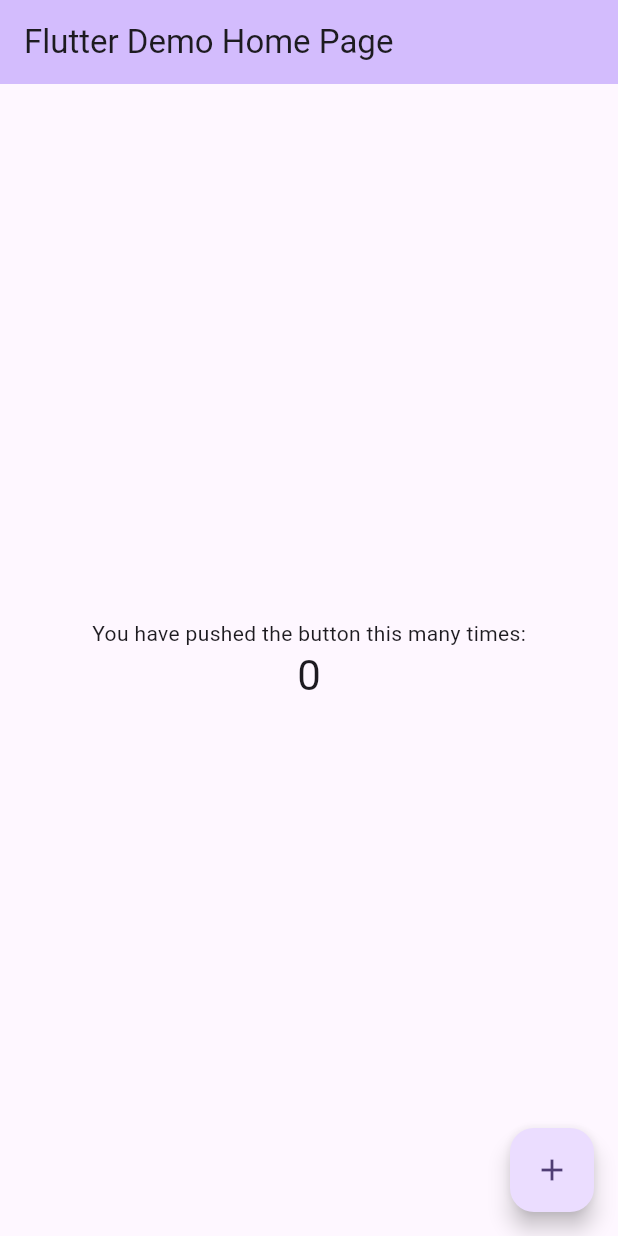
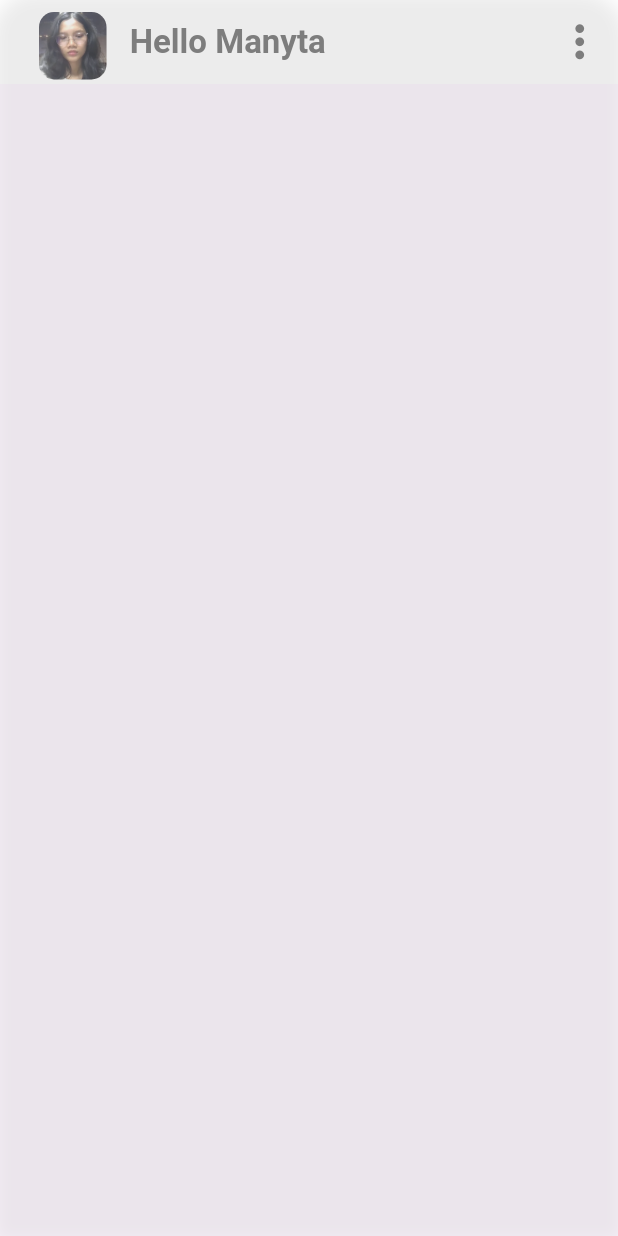
Before and after one commit to ReamDaly/ForgetNot, a Flutter app: the screen it shows after launch, on a phone screen of 412 x 824 dp. Run offline on Flutter 3.47's test engine with Material 3 defaults, Android fonts, the phone set to English and light mode, and no system bars.

Commit message:
second commit

```diff
--- /dev/null
+++ b/lib/Screens/HomePage.dart
@@ -0,0 +1,75 @@
+import 'package:flutter/material.dart';
+import 'package:forgetnot/modals/Constant.dart';
+
+class MyHomePage extends StatefulWidget {
+  const MyHomePage({super.key});
+
+  @override
+  State<MyHomePage> createState() => _MyHomePageState();
+}
+
+class _MyHomePageState extends State<MyHomePage> {
+  @override
+  Widget build(BuildContext context) {
+    return Scaffold(
+      appBar: _buildAppBar(),
+      bottomNavigationBar: Container(
+        decoration: BoxDecoration(
+          borderRadius: BorderRadius.only(
+            topLeft: Radius.circular(30),
+            topRight: Radius.circular(30),
+          ),
+          boxShadow: [
+            BoxShadow(
+              color: Colors.grey.withOpacity(0.2),
+              blurRadius: 10,
+              spreadRadius: 5,
+            ),
+          ],
+        ),
+      ),
+    );
+  }
+}
+
+AppBar _buildAppBar() {
+  return AppBar(
+    backgroundColor: kwhite,
+    elevation: 0,
+    title: Row(
+      children: <Widget>[
+        Container(
+          margin: EdgeInsets.only(left: 10, top: 5),
+          height: 45,
+          width: 45,
+          decoration: BoxDecoration(
+            color: klightgrey,
+            borderRadius: BorderRadius.circular(10)
+          ),
+          child: ClipRRect(
+            borderRadius: BorderRadius.circular(10),
+            child: Image.asset('assets/Also_Karina.png', fit: BoxFit.cover,),
+          ),
+        ),
+        SizedBox(width: 10,),
+        Text(
+          ' Hello Manyta',
+          style: TextStyle(
+            fontSize: 22,
+            color: Colors.grey.shade600,
+            fontWeight: FontWeight.bold
+          ),
+        ),
+      ],
+    ),
+    actions: <Widget>[
+      IconButton(
+        icon: Icon(
+          Icons.more_vert,
+          color: Colors.grey.shade600,
+          size: 35,
+        ), onPressed: () {},
+      ),
+    ],
+  );
+}
--- a/lib/main.dart
+++ b/lib/main.dart
@@ -1,122 +1,27 @@
 import 'package:flutter/material.dart';
+import 'package:flutter/services.dart';
+import 'package:forgetnot/Screens/HomePage.dart';
 
-void main() {
-  runApp(const MyApp());
-}
+void main() => runApp(MyApp());
 
 class MyApp extends StatelessWidget {
   const MyApp({super.key});
 
-  // This widget is the root of your application.
   @override
   Widget build(BuildContext context) {
+    SystemChrome.setSystemUIOverlayStyle(
+      const SystemUiOverlayStyle(
+        statusBarColor: Colors.transparent,
+        statusBarIconBrightness: Brightness.dark
+      )
+    );
     return MaterialApp(
+      debugShowCheckedModeBanner: false,
       title: 'Flutter Demo',
       theme: ThemeData(
-        // This is the theme of your application.
-        //
-        // TRY THIS: Try running your application with "flutter run". You'll see
-        // the application has a purple toolbar. Then, without quitting the app,
-        // try changing the seedColor in the colorScheme below to Colors.green
-        // and then invoke "hot reload" (save your changes or press the "hot
-        // reload" button in a Flutter-supported IDE, or press "r" if you used
-        // the command line to start the app).
-        //
-        // Notice that the counter didn't reset back to zero; the application
-        // state is not lost during the reload. To reset the state, use hot
-        // restart instead.
-        //
-        // This works for code too, not just values: Most code changes can be
-        // tested with just a hot reload.
-        colorScheme: ColorScheme.fromSeed(seedColor: Colors.deepPurple),
+        primarySwatch: Colors.blue,
       ),
-      home: const MyHomePage(title: 'Flutter Demo Home Page'),
+      home: const MyHomePage(),
     );
   }
 }
-
-class MyHomePage extends StatefulWidget {
-  const MyHomePage({super.key, required this.title});
-
-  // This widget is the home page of your application. It is stateful, meaning
-  // that it has a State object (defined below) that contains fields that affect
-  // how it looks.
-
-  // This class is the configuration for the state. It holds the values (in this
-  // case the title) provided by the parent (in this case the App widget) and
-  // used by the build method of the State. Fields in a Widget subclass are
-  // always marked "final".
-
-  final String title;
-
-  @override
-  State<MyHomePage> createState() => _MyHomePageState();
-}
-
-class _MyHomePageState extends State<MyHomePage> {
-  int _counter = 0;
-
-  void _incrementCounter() {
-    setState(() {
-      // This call to setState tells the Flutter framework that something has
-      // changed in this State, which causes it to rerun the build method below
-      // so that the display can reflect the updated values. If we changed
-      // _counter without calling setState(), then the build method would not be
-      // called again, and so nothing would appear to happen.
-      _counter++;
-    });
-  }
-
-  @override
-  Widget build(BuildContext context) {
-    // This method is rerun every time setState is called, for instance as done
-    // by the _incrementCounter method above.
-    //
-    // The Flutter framework has been optimized to make rerunning build methods
-    // fast, so that you can just rebuild anything that needs updating rather
-    // than having to individually change instances of widgets.
-    return Scaffold(
-      appBar: AppBar(
-        // TRY THIS: Try changing the color here to a specific color (to
-        // Colors.amber, perhaps?) and trigger a hot reload to see the AppBar
-        // change color while the other colors stay the same.
-        backgroundColor: Theme.of(context).colorScheme.inversePrimary,
-        // Here we take the value from the MyHomePage object that was created by
-        // the App.build method, and use it to set our appbar title.
-        title: Text(widget.title),
-      ),
-      body: Center(
-        // Center is a layout widget. It takes a single child and positions it
-        // in the middle of the parent.
-        child: Column(
-          // Column is also a layout widget. It takes a list of children and
-          // arranges them vertically. By default, it sizes itself to fit its
-          // children horizontally, and tries to be as tall as its parent.
-          //
-          // Column has various properties to control how it sizes itself and
-          // how it positions its children. Here we use mainAxisAlignment to
-          // center the children vertically; the main axis here is the vertical
-          // axis because Columns are vertical (the cross axis would be
-          // horizontal).
-          //
-          // TRY THIS: Invoke "debug painting" (choose the "Toggle Debug Paint"
-          // action in the IDE, or press "p" in the console), to see the
-          // wireframe for each widget.
-          mainAxisAlignment: MainAxisAlignment.center,
-          children: <Widget>[
-            const Text('You have pushed the button this many times:'),
-            Text(
-              '$_counter',
-              style: Theme.of(context).textTheme.headlineMedium,
-            ),
-          ],
-        ),
-      ),
-      floatingActionButton: FloatingActionButton(
-        onPressed: _incrementCounter,
-        tooltip: 'Increment',
-        child: const Icon(Icons.add),
-      ), // This trailing comma makes auto-formatting nicer for build methods.
-    );
-  }
-}
--- /dev/null
+++ b/lib/modals/Constant.dart
@@ -0,0 +1,23 @@
+import 'package:flutter/material.dart';
+
+const Color kYellowLight = Color(0xFFFFF7EC);
+const Color kYellowDark = Color(0xFFEBBB7F);
+const Color kYellow = Color(0xFFFAF0DA);
+
+const Color kBlueLight = Color(0xFFEDF4FE);
+const Color kBlueDark = Color(0xFFC0D3F8);
+const Color kBlue = Color(0xFFE1EDFC);
+
+const Color kRed = Color(0xFFFBE4E6);
+const Color kRedDark = Color(0xFFF88DC0);
+const Color kRedLight = Color(0xFFFCF0F0);
+
+const Color kwhite = Colors.white;
+Color kdark = Colors.grey.shade900;
+Color klightgrey = Colors.grey.shade200;
+
+class MyThemeColor {
+  static const Color backgroundColor = Colors.white;
+  static const Color textColor = Colors.black;
+  static const Color subText = Color(0xFFC6C6C6);
+}
--- a/pubspec.yaml
+++ b/pubspec.yaml
@@ -58,7 +58,8 @@ flutter:
   uses-material-design: true
 
   # To add assets to your application, add an assets section, like this:
-  # assets:
+  assets:
+    - assets/
   #   - images/a_dot_burr.jpeg
   #   - images/a_dot_ham.jpeg
 
```
Also changed, not shown: assets/Also_Karina.png (added), assets/Karina.jpeg (added).
